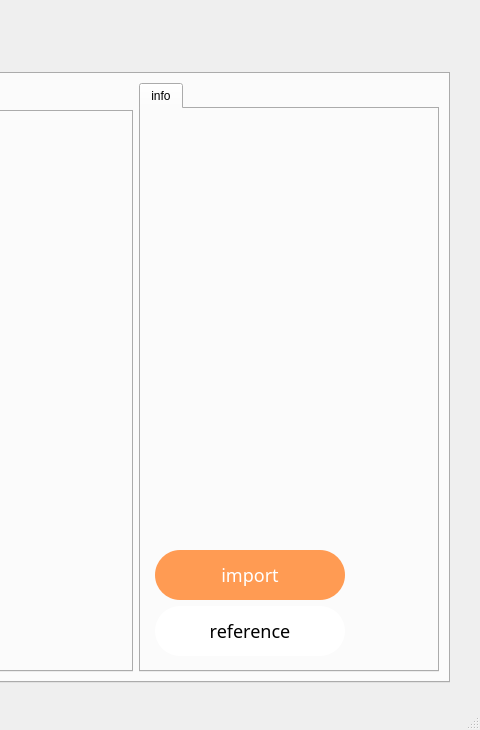
Qt form loadUI/lastload.ui (AhriKwon/Viper_Pipeline) before a commit; both pictures show x 760 to 1240 and y 0 to 730 of the 1240 by 730 pixel window.
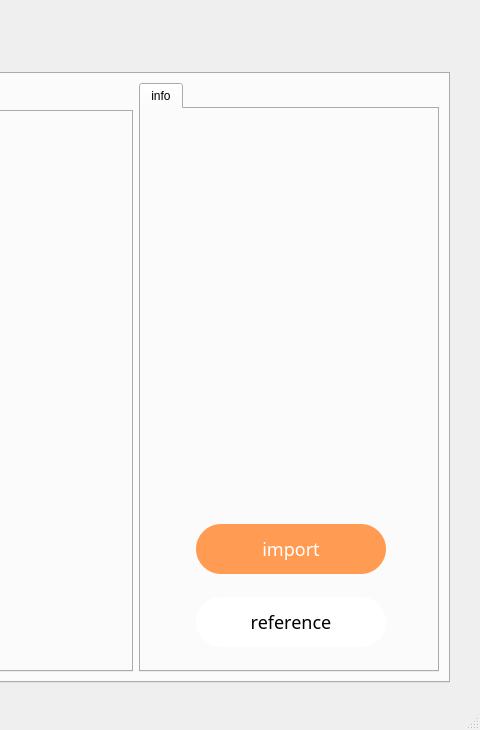
The same form after that commit. The open tabs and pages were chosen to show the change. Icons and pictures are not drawn.

Commit message: 연결이 안된 ui

The edit to the form file:
```diff
--- a/loadUI/lastload.ui
+++ b/loadUI/lastload.ui
@@ -1044,17 +1044,20 @@
           <string>info</string>
          </attribute>
          <layout class="QVBoxLayout" name="verticalLayout">
+          <property name="spacing">
+           <number>23</number>
+          </property>
           <property name="leftMargin">
-           <number>14</number>
+           <number>18</number>
           </property>
           <property name="topMargin">
-           <number>14</number>
+           <number>36</number>
           </property>
           <property name="rightMargin">
-           <number>14</number>
+           <number>16</number>
           </property>
           <property name="bottomMargin">
-           <number>14</number>
+           <number>23</number>
           </property>
           <item>
            <layout class="QGridLayout" name="gridLayout_3">
@@ -1071,13 +1074,13 @@
              <number>0</number>
             </property>
             <property name="bottomMargin">
-             <number>150</number>
+             <number>146</number>
             </property>
             <property name="horizontalSpacing">
-             <number>25</number>
+             <number>42</number>
             </property>
             <property name="verticalSpacing">
-             <number>8</number>
+             <number>10</number>
             </property>
             <item row="3" column="1">
              <widget class="QLabel" name="label_duedate_2">
@@ -1267,7 +1270,7 @@
             </property>
             <property name="minimumSize">
              <size>
-              <width>190</width>
+              <width>264</width>
               <height>50</height>
              </size>
             </property>
@@ -1289,7 +1292,7 @@
     border-radius: 30px;  /* 버튼 모서리를 둥글게 */
 }
 
-QPushButton#pushButton_open {
+QPushButton#pushButton_import {
     margin: 0 auto;  /* 가로 가운데 정렬 */
     display: block;
     text-align: center;
@@ -1326,7 +1329,7 @@
             </property>
             <property name="minimumSize">
              <size>
-              <width>190</width>
+              <width>264</width>
               <height>50</height>
              </size>
             </property>
@@ -1347,7 +1350,7 @@
     padding: 10px;  /* 내부 여백 */
     border-radius: 30px;  /* 버튼 모서리를 둥글게 */
 }
-QPushButton#pushButton_open {
+QPushButton#pushButton_reference {
     margin: 0 auto;  /* 가로 가운데 정렬 */
     display: block;
     text-align: center;
```
Left out of the diff: 23 changed lines with no effect on the pictures. The commit also changes 3 other files.
